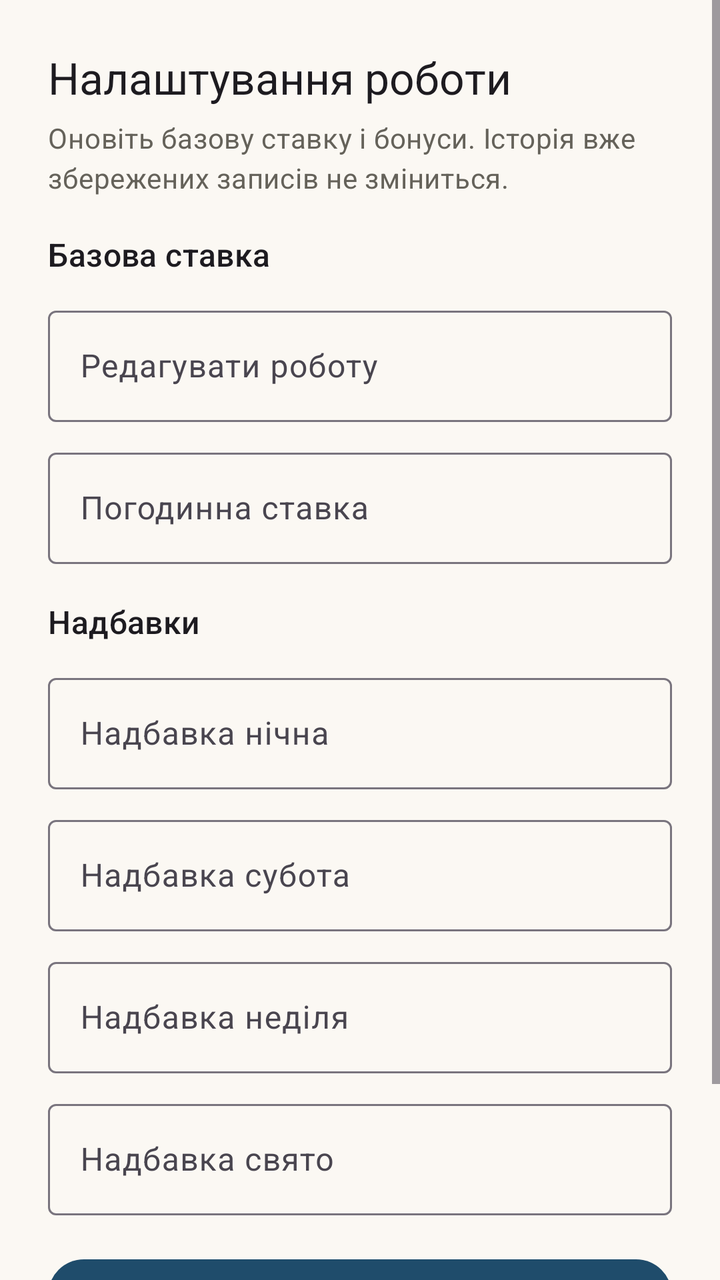
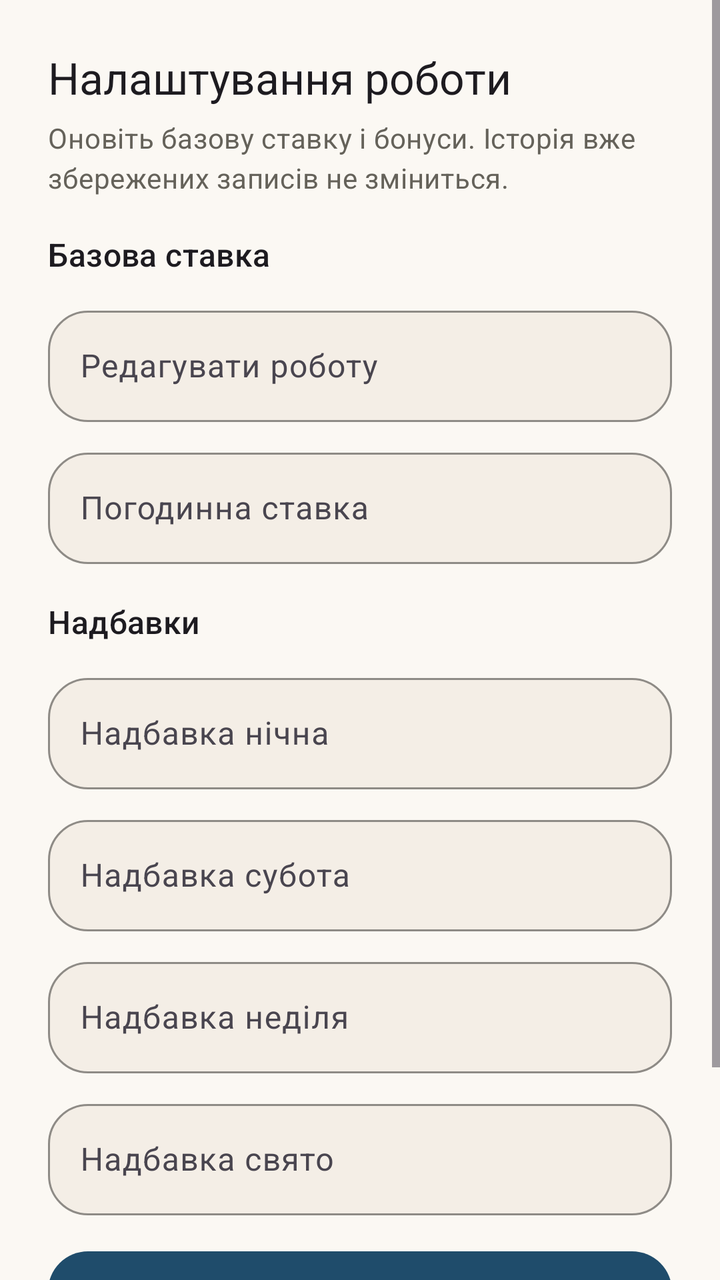

The first picture is an Android layout as it rendered before a commit; the second is the same layout after the commit. The layout source and the unified diff follow.
<!-- AndroidManifest.xml: application theme Theme.WorkTracker -->
<!-- res/layout/dialog_edit_job.xml -->
<ScrollView xmlns:android="http://schemas.android.com/apk/res/android"
    xmlns:app="http://schemas.android.com/apk/res-auto"
    android:layout_width="match_parent"
    android:layout_height="wrap_content"
    android:fillViewport="true">

    <LinearLayout
        android:layout_width="match_parent"
        android:layout_height="wrap_content"
        android:orientation="vertical"
        android:padding="24dp">

        <TextView
            android:layout_width="wrap_content"
            android:layout_height="wrap_content"
            android:text="@string/job_dialog_edit_title"
            style="@style/TextAppearance.Material3.TitleLarge" />

        <TextView
            android:layout_width="match_parent"
            android:layout_height="wrap_content"
            android:layout_marginTop="6dp"
            android:text="@string/job_dialog_subtitle"
            android:textColor="@color/chart_axis_text"
            style="@style/TextAppearance.Material3.BodyMedium" />

        <TextView
            android:layout_width="wrap_content"
            android:layout_height="wrap_content"
            android:layout_marginTop="18dp"
            android:text="@string/job_dialog_rate_title"
            style="@style/TextAppearance.Material3.TitleMedium" />

        <com.google.android.material.textfield.TextInputLayout
            android:layout_width="match_parent"
            android:layout_height="wrap_content"
            android:layout_marginTop="12dp">

            <com.google.android.material.textfield.TextInputEditText
                android:id="@+id/editJobName"
                android:layout_width="match_parent"
                android:layout_height="wrap_content"
                android:hint="@string/edit_job" />
        </com.google.android.material.textfield.TextInputLayout>

        <com.google.android.material.textfield.TextInputLayout
            android:layout_width="match_parent"
            android:layout_height="wrap_content"
            android:layout_marginTop="10dp">

            <com.google.android.material.textfield.TextInputEditText
                android:id="@+id/editHourly"
                android:layout_width="match_parent"
                android:layout_height="wrap_content"
                android:hint="@string/hourly_rate"
                android:inputType="numberDecimal" />
        </com.google.android.material.textfield.TextInputLayout>

        <TextView
            android:layout_width="wrap_content"
            android:layout_height="wrap_content"
            android:layout_marginTop="18dp"
            android:text="@string/job_dialog_bonus_title"
            style="@style/TextAppearance.Material3.TitleMedium" />

        <com.google.android.material.textfield.TextInputLayout
            android:layout_width="match_parent"
            android:layout_height="wrap_content"
            android:layout_marginTop="12dp">

            <com.google.android.material.textfield.TextInputEditText
                android:id="@+id/editNight"
                android:layout_width="match_parent"
                android:layout_height="wrap_content"
                android:hint="@string/night_bonus"
                android:inputType="numberDecimal" />
        </com.google.android.material.textfield.TextInputLayout>

        <com.google.android.material.textfield.TextInputLayout
            android:layout_width="match_parent"
            android:layout_height="wrap_content"
            android:layout_marginTop="10dp">

            <com.google.android.material.textfield.TextInputEditText
                android:id="@+id/editSat"
                android:layout_width="match_parent"
                android:layout_height="wrap_content"
                android:hint="@string/sat_bonus"
                android:inputType="numberDecimal" />
        </com.google.android.material.textfield.TextInputLayout>

        <com.google.android.material.textfield.TextInputLayout
            android:layout_width="match_parent"
            android:layout_height="wrap_content"
            android:layout_marginTop="10dp">

            <com.google.android.material.textfield.TextInputEditText
                android:id="@+id/editSun"
                android:layout_width="match_parent"
                android:layout_height="wrap_content"
                android:hint="@string/sun_bonus"
                android:inputType="numberDecimal" />
        </com.google.android.material.textfield.TextInputLayout>

        <com.google.android.material.textfield.TextInputLayout
            android:layout_width="match_parent"
            android:layout_height="wrap_content"
            android:layout_marginTop="10dp">

            <com.google.android.material.textfield.TextInputEditText
                android:id="@+id/editHol"
                android:layout_width="match_parent"
                android:layout_height="wrap_content"
                android:hint="@string/hol_bonus"
                android:inputType="numberDecimal" />
        </com.google.android.material.textfield.TextInputLayout>

        <com.google.android.material.button.MaterialButton
            android:id="@+id/buttonSave"
            android:layout_width="match_parent"
            android:layout_height="wrap_content"
            android:layout_marginTop="18dp"
            android:text="@string/save"
            app:cornerRadius="18dp" />

        <com.google.android.material.button.MaterialButton
            android:id="@+id/buttonDelete"
            style="@style/Widget.Material3.Button.OutlinedButton"
            android:layout_width="match_parent"
            android:layout_height="wrap_content"
            android:layout_marginTop="10dp"
            android:text="@string/delete_job"
            app:cornerRadius="18dp" />
    </LinearLayout>
</ScrollView>
<!-- resources referenced by this layout -->
<resources>
  <style name="Theme.WorkTracker" parent="Theme.Material3.Light.NoActionBar">
          <item name="colorPrimary">@color/primary</item>
          <item name="colorOnPrimary">@color/onPrimary</item>
          <item name="colorPrimaryContainer">@color/primaryContainer</item>
          <item name="colorOnPrimaryContainer">@color/onPrimaryContainer</item>
          <item name="colorSecondary">@color/secondary</item>
          <item name="colorOnSecondary">@color/onSecondary</item>
          <item name="colorSecondaryContainer">@color/secondaryContainer</item>
          <item name="colorOnSecondaryContainer">@color/onSecondaryContainer</item>
          <item name="colorTertiary">@color/tertiary</item>
          <item name="colorOnTertiary">@color/onTertiary</item>
          <item name="colorTertiaryContainer">@color/tertiaryContainer</item>
          <item name="colorOnTertiaryContainer">@color/onTertiaryContainer</item>
          <item name="colorError">@color/error</item>
          <item name="colorOnError">@color/onError</item>
          <item name="android:windowBackground">@color/background</item>
          <item name="android:statusBarColor">@android:color/transparent</item>
          <item name="android:navigationBarColor">@android:color/transparent</item>
          <item name="colorOnBackground">@color/onBackground</item>
          <item name="android:colorBackground">@color/background</item>
          <item name="colorSurface">@color/surface</item>
          <item name="colorOnSurface">@color/onSurface</item>
          <item name="materialAlertDialogTheme">@style/ThemeOverlay.WorkTracker.MaterialAlertDialog</item>
      </style>
  <color name="error">#B3261E</color>
  <color name="onError">#FFFFFF</color>
  <color name="surface">#FEFCF8</color>
  <!-- unchanged entries left out for length: 30 -->
</resources>

<!-- the commit's change to res/layout/dialog_edit_job.xml (unified diff, before → after) -->
@@ -32,27 +32,31 @@
             style="@style/TextAppearance.Material3.TitleMedium" />
 
         <com.google.android.material.textfield.TextInputLayout
+            style="@style/Widget.WorkTracker.TextInputLayout"
             android:layout_width="match_parent"
             android:layout_height="wrap_content"
-            android:layout_marginTop="12dp">
+            android:layout_marginTop="12dp"
+            android:hint="@string/edit_job">
 
             <com.google.android.material.textfield.TextInputEditText
                 android:id="@+id/editJobName"
+                style="@style/Widget.WorkTracker.TextInputEditText"
                 android:layout_width="match_parent"
-                android:layout_height="wrap_content"
-                android:hint="@string/edit_job" />
+                android:layout_height="wrap_content" />
         </com.google.android.material.textfield.TextInputLayout>
 
         <com.google.android.material.textfield.TextInputLayout
+            style="@style/Widget.WorkTracker.TextInputLayout"
             android:layout_width="match_parent"
             android:layout_height="wrap_content"
-            android:layout_marginTop="10dp">
+            android:layout_marginTop="10dp"
+            android:hint="@string/hourly_rate">
 
             <com.google.android.material.textfield.TextInputEditText
                 android:id="@+id/editHourly"
+                style="@style/Widget.WorkTracker.TextInputEditText"
                 android:layout_width="match_parent"
                 android:layout_height="wrap_content"
-                android:hint="@string/hourly_rate"
                 android:inputType="numberDecimal" />
         </com.google.android.material.textfield.TextInputLayout>
 
@@ -64,54 +68,62 @@
             style="@style/TextAppearance.Material3.TitleMedium" />
 
         <com.google.android.material.textfield.TextInputLayout
+            style="@style/Widget.WorkTracker.TextInputLayout"
             android:layout_width="match_parent"
             android:layout_height="wrap_content"
-            android:layout_marginTop="12dp">
+            android:layout_marginTop="12dp"
+            android:hint="@string/night_bonus">
 
             <com.google.android.material.textfield.TextInputEditText
                 android:id="@+id/editNight"
+                style="@style/Widget.WorkTracker.TextInputEditText"
                 android:layout_width="match_parent"
                 android:layout_height="wrap_content"
-                android:hint="@string/night_bonus"
                 android:inputType="numberDecimal" />
         </com.google.android.material.textfield.TextInputLayout>
 
         <com.google.android.material.textfield.TextInputLayout
+            style="@style/Widget.WorkTracker.TextInputLayout"
             android:layout_width="match_parent"
             android:layout_height="wrap_content"
-            android:layout_marginTop="10dp">
+            android:layout_marginTop="10dp"
+            android:hint="@string/sat_bonus">
 
             <com.google.android.material.textfield.TextInputEditText
                 android:id="@+id/editSat"
+                style="@style/Widget.WorkTracker.TextInputEditText"
                 android:layout_width="match_parent"
                 android:layout_height="wrap_content"
-                android:hint="@string/sat_bonus"
                 android:inputType="numberDecimal" />
         </com.google.android.material.textfield.TextInputLayout>
 
         <com.google.android.material.textfield.TextInputLayout
+            style="@style/Widget.WorkTracker.TextInputLayout"
             android:layout_width="match_parent"
             android:layout_height="wrap_content"
-            android:layout_marginTop="10dp">
+            android:layout_marginTop="10dp"
+            android:hint="@string/sun_bonus">
 
             <com.google.android.material.textfield.TextInputEditText
                 android:id="@+id/editSun"
+                style="@style/Widget.WorkTracker.TextInputEditText"
                 android:layout_width="match_parent"
                 android:layout_height="wrap_content"
-                android:hint="@string/sun_bonus"
                 android:inputType="numberDecimal" />
         </com.google.android.material.textfield.TextInputLayout>
 
         <com.google.android.material.textfield.TextInputLayout
+            style="@style/Widget.WorkTracker.TextInputLayout"
             android:layout_width="match_parent"
             android:layout_height="wrap_content"
-            android:layout_marginTop="10dp">
+            android:layout_marginTop="10dp"
+            android:hint="@string/hol_bonus">
 
             <com.google.android.material.textfield.TextInputEditText
                 android:id="@+id/editHol"
+                style="@style/Widget.WorkTracker.TextInputEditText"
                 android:layout_width="match_parent"
                 android:layout_height="wrap_content"
-                android:hint="@string/hol_bonus"
                 android:inputType="numberDecimal" />
         </com.google.android.material.textfield.TextInputLayout>
 
@@ -120,16 +132,14 @@
             android:layout_width="match_parent"
             android:layout_height="wrap_content"
             android:layout_marginTop="18dp"
-            android:text="@string/save"
-            app:cornerRadius="18dp" />
+            android:text="@string/save" />
 
         <com.google.android.material.button.MaterialButton
             android:id="@+id/buttonDelete"
-            style="@style/Widget.Material3.Button.OutlinedButton"
+            style="@style/Widget.WorkTracker.Button.Outlined"
             android:layout_width="match_parent"
             android:layout_height="wrap_content"
             android:layout_marginTop="10dp"
-            android:text="@string/delete_job"
-            app:cornerRadius="18dp" />
+            android:text="@string/delete_job" />
     </LinearLayout>
 </ScrollView>
<!-- resource entries referenced after the edit -->
@@ -1,5 +1,28 @@
 <!-- resources referenced by this layout -->
 <resources>
+  <style name="Widget.WorkTracker.Button.Outlined" parent="Widget.Material3.Button.OutlinedButton">
+          <item name="cornerRadius">20dp</item>
+          <item name="android:minHeight">54dp</item>
+          <item name="android:insetTop">0dp</item>
+          <item name="android:insetBottom">0dp</item>
+          <item name="backgroundTint">@color/surface</item>
+          <item name="strokeColor">@color/job_card_stroke</item>
+          <item name="android:textColor">@color/primary</item>
+          <item name="iconTint">@color/primary</item>
+      </style>
+  <style name="Widget.WorkTracker.TextInputEditText" parent="Widget.Material3.TextInputEditText.OutlinedBox">
+          <item name="android:textColor">@color/field_text</item>
+          <item name="android:textColorHint">@color/field_hint</item>
+          <item name="android:textSize">16sp</item>
+      </style>
+  <style name="Widget.WorkTracker.TextInputLayout" parent="Widget.Material3.TextInputLayout.OutlinedBox">
+          <item name="boxBackgroundColor">@color/field_surface</item>
+          <item name="boxStrokeColor">@color/job_card_stroke</item>
+          <item name="boxStrokeWidth">1dp</item>
+          <item name="boxStrokeWidthFocused">2dp</item>
+          <item name="hintTextColor">@color/field_hint</item>
+          <item name="shapeAppearanceOverlay">@style/ShapeAppearanceOverlay.WorkTracker.Field</item>
+      </style>
   <style name="Theme.WorkTracker" parent="Theme.Material3.Light.NoActionBar">
           <item name="colorPrimary">@color/primary</item>
           <item name="colorOnPrimary">@color/onPrimary</item>
@@ -22,11 +45,29 @@
           <item name="android:colorBackground">@color/background</item>
           <item name="colorSurface">@color/surface</item>
           <item name="colorOnSurface">@color/onSurface</item>
+          <item name="materialButtonStyle">@style/Widget.WorkTracker.Button</item>
           <item name="materialAlertDialogTheme">@style/ThemeOverlay.WorkTracker.MaterialAlertDialog</item>
       </style>
   <color name="error">#B3261E</color>
   <color name="onError">#FFFFFF</color>
+  <style name="Widget.WorkTracker.Button" parent="Widget.Material3.Button">
+          <item name="cornerRadius">20dp</item>
+          <item name="android:minHeight">54dp</item>
+          <item name="android:insetTop">0dp</item>
+          <item name="android:insetBottom">0dp</item>
+          <item name="backgroundTint">@color/primary</item>
+          <item name="android:textColor">@color/onPrimary</item>
+          <item name="iconTint">@color/onPrimary</item>
+      </style>
   <color name="surface">#FEFCF8</color>
+  <color name="job_card_stroke">#D6D0C4</color>
+  <color name="field_text">#1F1B16</color>
+  <color name="field_hint">#746B62</color>
+  <color name="field_surface">#F4EEE6</color>
+  <style name="ShapeAppearanceOverlay.WorkTracker.Field" parent="">
+          <item name="cornerFamily">rounded</item>
+          <item name="cornerSize">20dp</item>
+      </style>
   <!-- unchanged entries left out for length: 30 -->
 </resources>
 
